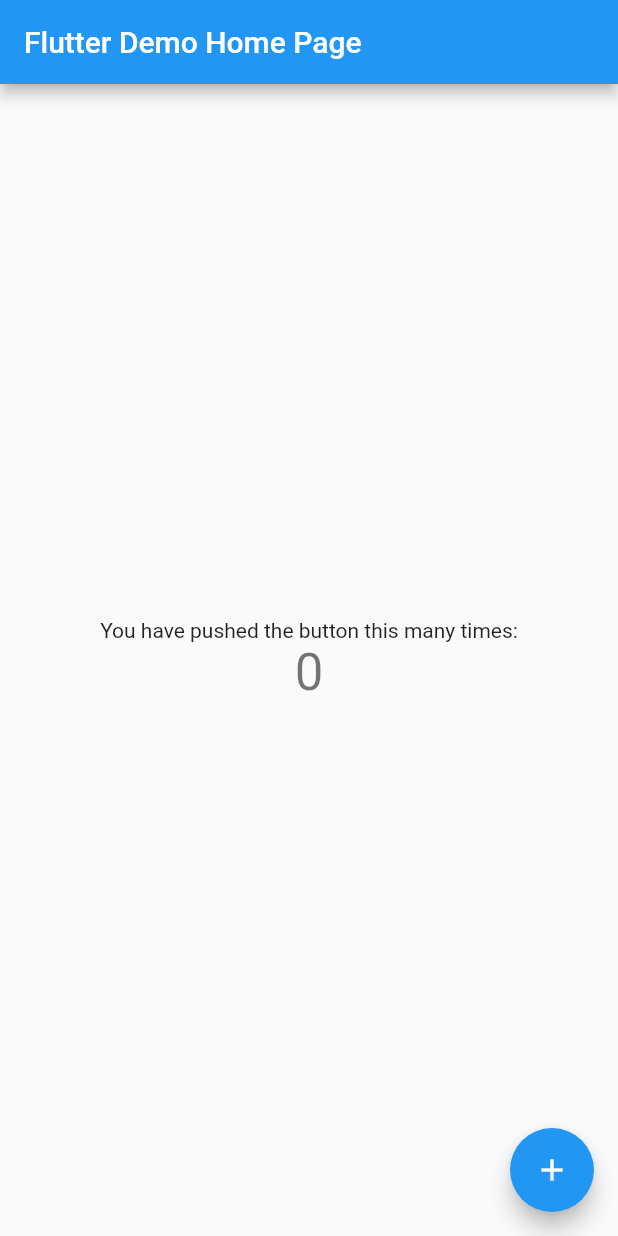
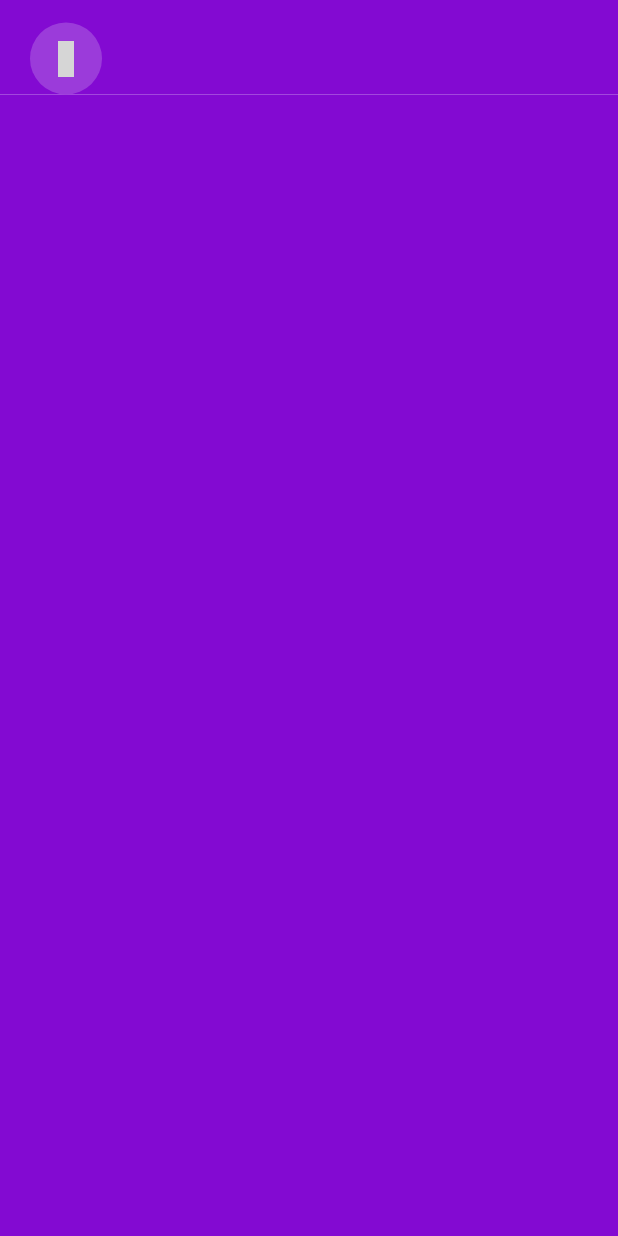
Before and after one commit to jvbibito12/nubank_clone, a Flutter app: the screen it shows after launch, on a phone screen of 412 x 824 dp. Run offline on Flutter 3.47's test engine with Material 2 defaults, Android fonts, the phone set to English and light mode, and no system bars; our stand-ins replace material_design_icons_flutter; grey boxes are pictures that could not be loaded.

Commit message:
second commit

```diff
--- a/lib/main.dart
+++ b/lib/main.dart
@@ -1,4 +1,5 @@
 import 'package:flutter/material.dart';
+import 'package:nubank_clone/pages/home/home_page.dart';
 
 void main() {
   runApp(const MyApp());
@@ -10,105 +11,8 @@ class MyApp extends StatelessWidget {
   @override
   Widget build(BuildContext context) {
     return MaterialApp(
-      title: 'Flutter Demo',
-      theme: ThemeData(
-        // This is the theme of your application.
-        //
-        // Try running your application with "flutter run". You'll see the
-        // application has a blue toolbar. Then, without quitting the app, try
-        // changing the primarySwatch below to Colors.green and then invoke
-        // "hot reload" (press "r" in the console where you ran "flutter run",
-        // or simply save your changes to "hot reload" in a Flutter IDE).
-        // Notice that the counter didn't reset back to zero; the application
-        // is not restarted.
-        primarySwatch: Colors.blue,
-      ),
-      home: const MyHomePage(title: 'Flutter Demo Home Page'),
-    );
+        title: 'Nubank',
+        theme: ThemeData(primarySwatch: Colors.deepPurple),
+        home: const HomePage());
   }
 }
-
-class MyHomePage extends StatefulWidget {
-  const MyHomePage({Key? key, required this.title}) : super(key: key);
-
-  // This widget is the home page of your application. It is stateful, meaning
-  // that it has a State object (defined below) that contains fields that affect
-  // how it looks.
-
-  // This class is the configuration for the state. It holds the values (in this
-  // case the title) provided by the parent (in this case the App widget) and
-  // used by the build method of the State. Fields in a Widget subclass are
-  // always marked "final".
-
-  final String title;
-
-  @override
-  State<MyHomePage> createState() => _MyHomePageState();
-}
-
-class _MyHomePageState extends State<MyHomePage> {
-  int _counter = 0;
-
-  void _incrementCounter() {
-    setState(() {
-      // This call to setState tells the Flutter framework that something has
-      // changed in this State, which causes it to rerun the build method below
-      // so that the display can reflect the updated values. If we changed
-      // _counter without calling setState(), then the build method would not be
-      // called again, and so nothing would appear to happen.
-      _counter++;
-    });
-  }
-
-  @override
-  Widget build(BuildContext context) {
-    // This method is rerun every time setState is called, for instance as done
-    // by the _incrementCounter method above.
-    //
-    // The Flutter framework has been optimized to make rerunning build methods
-    // fast, so that you can just rebuild anything that needs updating rather
-    // than having to individually change instances of widgets.
-    return Scaffold(
-      appBar: AppBar(
-        // Here we take the value from the MyHomePage object that was created by
-        // the App.build method, and use it to set our appbar title.
-        title: Text(widget.title),
-      ),
-      body: Center(
-        // Center is a layout widget. It takes a single child and positions it
-        // in the middle of the parent.
-        child: Column(
-          // Column is also a layout widget. It takes a list of children and
-          // arranges them vertically. By default, it sizes itself to fit its
-          // children horizontally, and tries to be as tall as its parent.
-          //
-          // Invoke "debug painting" (press "p" in the console, choose the
-          // "Toggle Debug Paint" action from the Flutter Inspector in Android
-          // Studio, or the "Toggle Debug Paint" command in Visual Studio Code)
-          // to see the wireframe for each widget.
-          //
-          // Column has various properties to control how it sizes itself and
-          // how it positions its children. Here we use mainAxisAlignment to
-          // center the children vertically; the main axis here is the vertical
-          // axis because Columns are vertical (the cross axis would be
-          // horizontal).
-          mainAxisAlignment: MainAxisAlignment.center,
-          children: <Widget>[
-            const Text(
-              'You have pushed the button this many times:',
-            ),
-            Text(
-              '$_counter',
-              style: Theme.of(context).textTheme.headline4,
-            ),
-          ],
-        ),
-      ),
-      floatingActionButton: FloatingActionButton(
-        onPressed: _incrementCounter,
-        tooltip: 'Increment',
-        child: const Icon(Icons.add),
-      ), // This trailing comma makes auto-formatting nicer for build methods.
-    );
-  }
-}
--- /dev/null
+++ b/lib/pages/home/home_page.dart
@@ -0,0 +1,40 @@
+import 'package:flutter/material.dart';
+import 'package:flutter/services.dart';
+import 'package:nubank_clone/pages/home/model/header.dart';
+import 'package:nubank_clone/utils/colors_standart.dart';
+
+class HomePage extends StatefulWidget {
+  const HomePage({Key? key}) : super(key: key);
+
+  @override
+  State<HomePage> createState() => _HomePageState();
+}
+
+class _HomePageState extends State<HomePage> {
+  @override
+  Widget build(BuildContext context) {
+    return Scaffold(
+      backgroundColor: backgroundColor,
+      appBar: _appBar(),
+      body: SingleChildScrollView(
+        child: Container(
+          color: Colors.white,
+          child: Column(
+            children: [
+              Header(),
+            ],
+          ),
+        ),
+      ),
+    );
+  }
+
+  PreferredSize _appBar() {
+    return PreferredSize(
+        child: AppBar(
+          elevation: 0,
+          systemOverlayStyle: SystemUiOverlayStyle.dark,
+        ),
+        preferredSize: const Size.fromHeight(0));
+  }
+}
--- /dev/null
+++ b/lib/pages/home/model/header.dart
@@ -0,0 +1,44 @@
+import 'package:flutter/material.dart';
+import 'package:material_design_icons_flutter/material_design_icons_flutter.dart';
+import 'package:nubank_clone/utils/colors_standart.dart';
+
+class Header extends StatefulWidget {
+  const Header({Key? key}) : super(key: key);
+
+  @override
+  State<Header> createState() => _HeaderState();
+}
+
+class _HeaderState extends State<Header> {
+  @override
+  Widget build(BuildContext context) {
+    return Container(
+      color: backgroundColor,
+      child: Column(
+        crossAxisAlignment: CrossAxisAlignment.start,
+        children: [
+          Row(mainAxisAlignment: MainAxisAlignment.spaceBetween, children: [
+            _profile(),
+          ])
+        ],
+      ),
+    );
+  }
+
+  _profile() {
+    return GestureDetector(
+      onTap: () {},
+      child: Container(
+        margin: const EdgeInsets.only(left: 20, top: 15),
+        decoration: BoxDecoration(
+            borderRadius: BorderRadius.circular(80), color: secondaryPurple),
+        child: IconButton(
+          onPressed: () {},
+          icon: const Icon(
+            MdiIcons.accountLockOutline,
+          ),
+        ),
+      ),
+    );
+  }
+}
--- /dev/null
+++ b/lib/utils/colors_standart.dart
@@ -0,0 +1,6 @@
+import 'package:flutter/material.dart';
+
+Color backgroundColor = const Color.fromRGBO(131, 10, 210, 1);
+Color secondaryPurple = const Color.fromRGBO(155, 59, 218, 1);
+Color greyColor = const Color.fromRGBO(240, 241, 245, 1);
+Color greyT = const Color.fromARGB(255, 63, 63, 63);
--- a/pubspec.yaml
+++ b/pubspec.yaml
@@ -3,7 +3,7 @@ description: A new Flutter project.
 
 # The following line prevents the package from being accidentally published to
 # pub.dev using `flutter pub publish`. This is preferred for private packages.
-publish_to: 'none' # Remove this line if you wish to publish to pub.dev
+publish_to: "none" # Remove this line if you wish to publish to pub.dev
 
 # The following defines the version and build number for your application.
 # A version number is three numbers separated by dots, like 1.2.43
@@ -30,10 +30,10 @@ dependencies:
   flutter:
     sdk: flutter
 
-
   # The following adds the Cupertino Icons font to your application.
   # Use with the CupertinoIcons class for iOS style icons.
   cupertino_icons: ^1.0.2
+  material_design_icons_flutter: ^5.0.6996
 
 dev_dependencies:
   flutter_test:
@@ -51,7 +51,6 @@ dev_dependencies:
 
 # The following section is specific to Flutter packages.
 flutter:
-
   # The following line ensures that the Material Icons font is
   # included with your application, so that you can use the icons in
   # the material Icons class.
```
Also changed, not shown: pubspec.lock.
